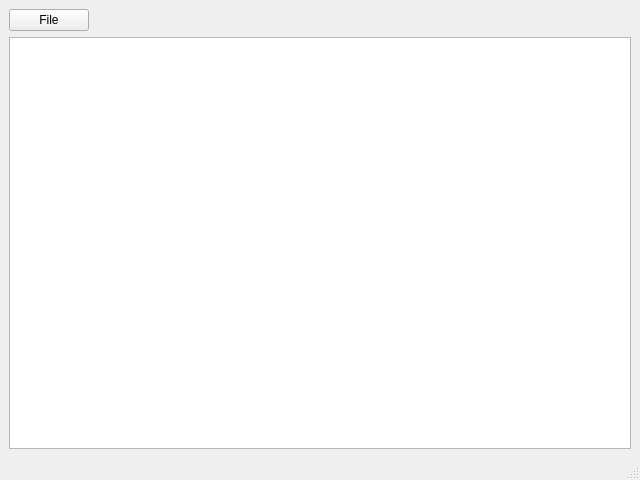
Qt form maingui.ui (hippodribble/gui-tester) before a commit.
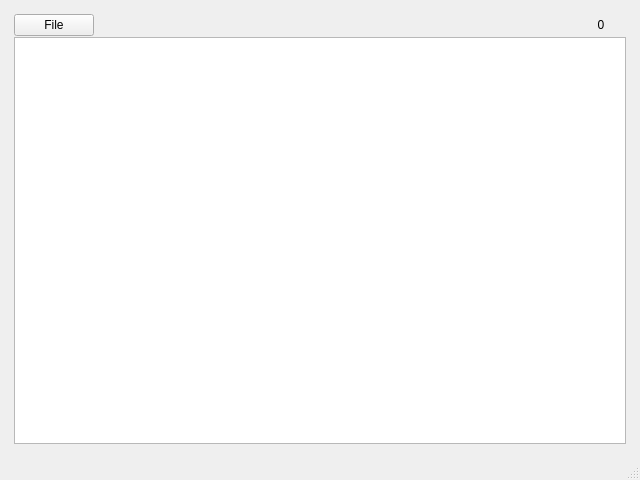
The same form after that commit.

Commit message: Revised textedit to allow multiple file selection and updated the status bar

Patch:
```diff
--- a/maingui.ui
+++ b/maingui.ui
@@ -17,6 +17,21 @@
    <layout class="QGridLayout" name="gridLayout">
     <item row="0" column="0">
      <layout class="QVBoxLayout" name="verticalLayout">
+      <property name="spacing">
+       <number>1</number>
+      </property>
+      <property name="leftMargin">
+       <number>5</number>
+      </property>
+      <property name="topMargin">
+       <number>5</number>
+      </property>
+      <property name="rightMargin">
+       <number>5</number>
+      </property>
+      <property name="bottomMargin">
+       <number>5</number>
+      </property>
       <item>
        <layout class="QHBoxLayout" name="horizontalLayout">
         <item>
@@ -39,6 +54,28 @@
           </property>
          </widget>
         </item>
+        <item>
+         <widget class="QLabel" name="lblFileCount">
+          <property name="minimumSize">
+           <size>
+            <width>50</width>
+            <height>0</height>
+           </size>
+          </property>
+          <property name="maximumSize">
+           <size>
+            <width>50</width>
+            <height>16777215</height>
+           </size>
+          </property>
+          <property name="text">
+           <string>0</string>
+          </property>
+          <property name="alignment">
+           <set>Qt::AlignCenter</set>
+          </property>
+         </widget>
+        </item>
        </layout>
       </item>
       <item>
```
The commit also changes 1 other file.
